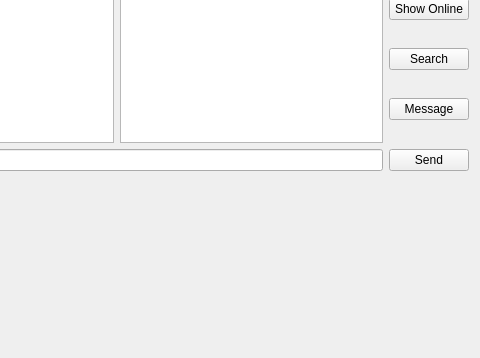
The window that CloudClient/friend.ui (eugenesujing/cloud-drive) describes before a commit, drawn with Qt 5; both pictures show x 161 to 641 and y 135 to 493 of the 641 by 493 pixel window.
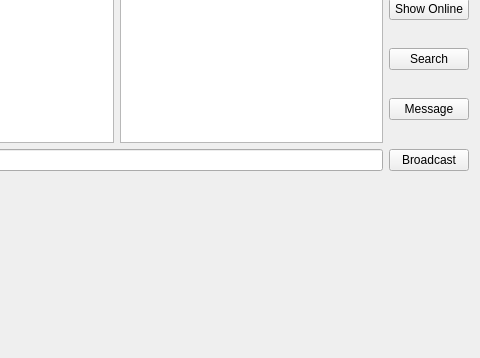
The same window after the commit. Custom widgets are drawn as their Qt base class.

Commit message: add broadcast function

```diff
--- a/CloudClient/friend.ui
+++ b/CloudClient/friend.ui
@@ -40,7 +40,7 @@
        <item>
         <widget class="QPushButton" name="sendButton">
          <property name="text">
-          <string>Send</string>
+          <string>Broadcast</string>
          </property>
         </widget>
        </item>
```
Left out of the diff: 6 changed lines with no effect on the pictures. The commit also changes 10 other files.
